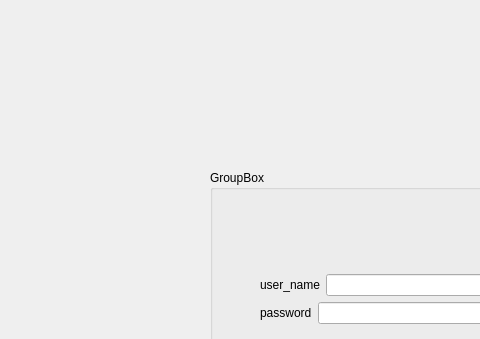
This is login.ui in lim-m24/ProjetC- as Qt 5 draws it before an edit; both pictures show x 0 to 480 and y 0 to 339 of the 800 by 600 pixel window. The edited form follows.
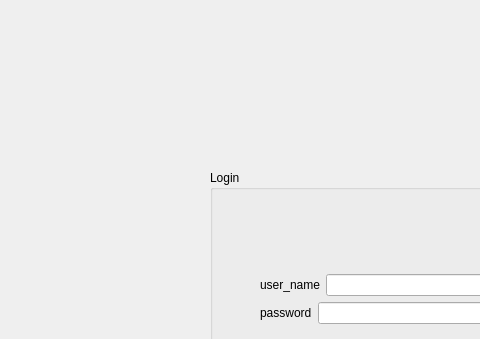
This is the edited form.

```diff
--- a/login.ui
+++ b/login.ui
@@ -24,9 +24,9 @@
      </rect>
     </property>
     <property name="title">
-     <string>GroupBox</string>
+     <string>Login</string>
     </property>
-    <widget class="QWidget" name="">
+    <widget class="QWidget" name="layoutWidget">
      <property name="geometry">
       <rect>
        <x>50</x>
```
Left out of the diff: 2 changed lines with no effect on the pictures.
